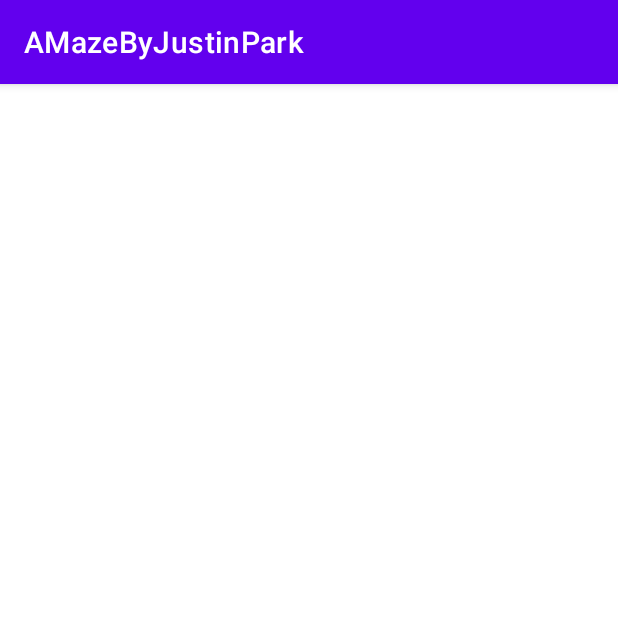
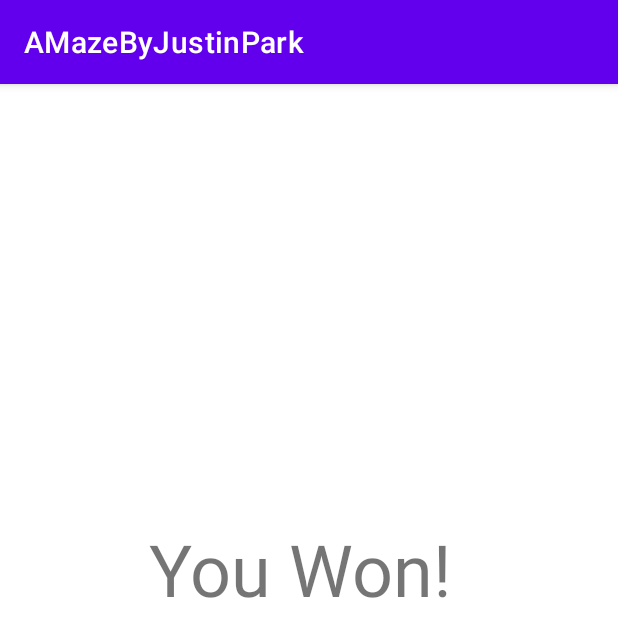
Before and after one commit to jmpark2001/AMazeByJustinPark, an Android app: the WinningActivity screen opened directly, with no data from a screen before it, on a phone screen of 412 x 824 dp. Shown: the top 637 px of the screen. Run offline under Robolectric (Android 15) with nearby library versions, the phone set to English and light mode, and no system bars.

Commit message:
Coded Winning Activity xml

```diff
--- a/app/src/main/res/layout/activity_winning.xml
+++ b/app/src/main/res/layout/activity_winning.xml
@@ -6,4 +6,16 @@
     android:layout_height="match_parent"
     tools:context=".gui.WinningActivity">
 
+    <TextView
+        android:id="@+id/textView4"
+        android:layout_width="212dp"
+        android:layout_height="90dp"
+        android:text="@string/win"
+        android:textSize="48sp"
+        app:layout_constraintBottom_toBottomOf="parent"
+        app:layout_constraintEnd_toEndOf="parent"
+        app:layout_constraintHorizontal_bias="0.497"
+        app:layout_constraintStart_toStartOf="parent"
+        app:layout_constraintTop_toTopOf="parent"
+        app:layout_constraintVertical_bias="0.429" />
 </androidx.constraintlayout.widget.ConstraintLayout>
```
Also changed, not shown: app/src/main/res/values/strings.xml (+8 -0 lines).
